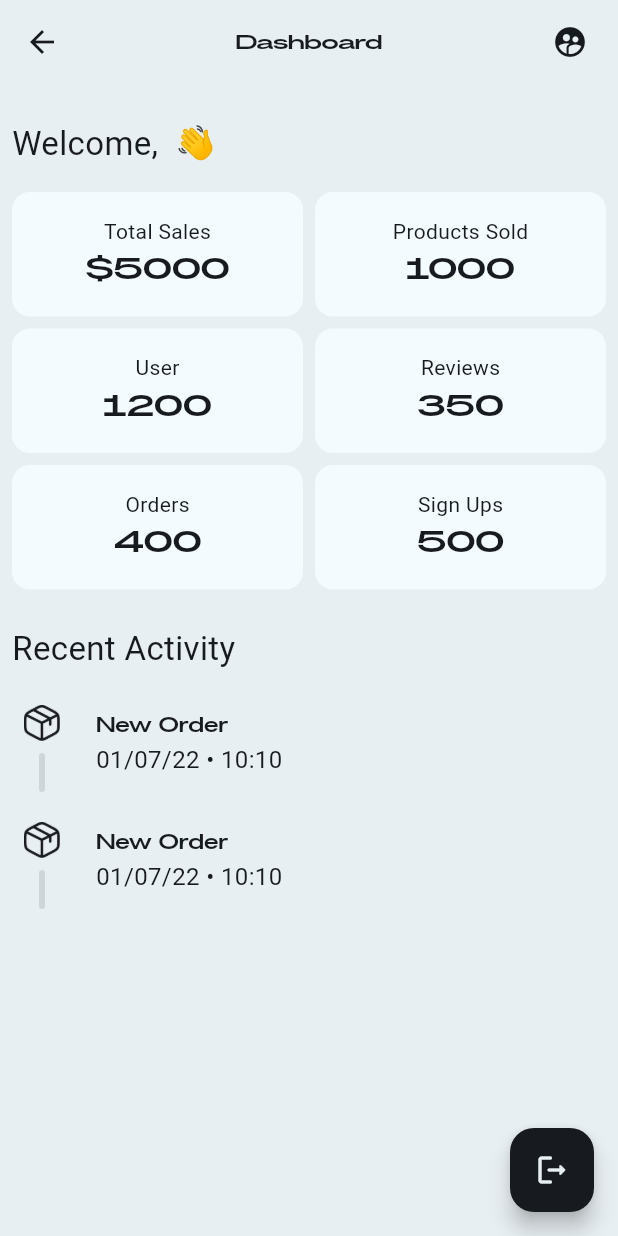
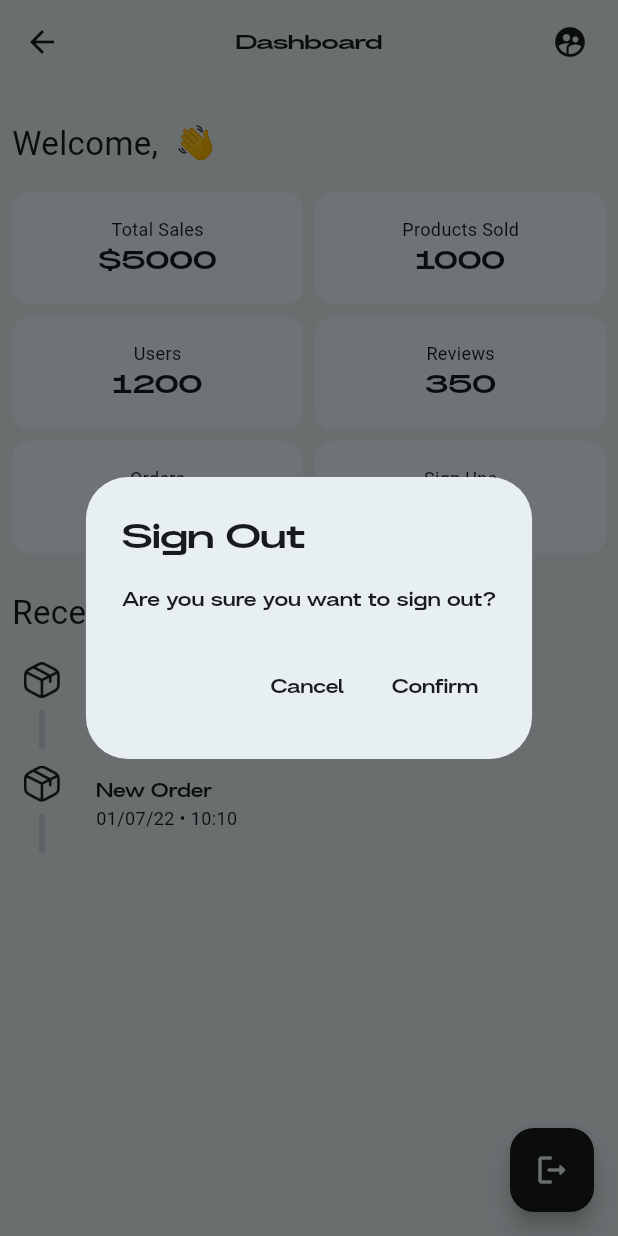
Before and after one commit to MustafaMerchant21/Elite, a Flutter app: the AdminDashboardPage screen opened directly, after a tap on the "logout" icon, on a phone screen of 412 x 824 dp. Run offline on Flutter 3.47's test engine with Material 3 defaults, Android fonts, the light colour scheme and no system bars; our stand-ins replace cloud_firestore, firebase_auth, firebase_core, firebase_database, firebase_storage, flutter_bloc and 5 more; accounts and stored records are empty; Roboto replaces fonts that are missing (Britanica Semi Expanded Bold, Britanica Semi Expanded Heavy); project files that could hold a hidden picture were left out.

Commit message:
Made dashboard dynamic and  made some more changes

```diff
--- a/lib/features/Admin/Admin Dashboard/presentation/pages/admin_dashboard_page.dart
+++ b/lib/features/Admin/Admin Dashboard/presentation/pages/admin_dashboard_page.dart
@@ -3,6 +3,8 @@ import 'package:elite/core/constants.dart';
 import 'package:elite/core/theme/palette.dart';
 import 'package:elite/features/Admin/Admin%20Dashboard/presentation/widgets/admin_dashboard_card.dart';
 import 'package:elite/features/auth/presentation/pages/admin_users_page.dart';
+import 'package:elite/features/auth/presentation/pages/login_page.dart';
+import 'package:elite/features/auth/presentation/widgets/dialogue_box.dart';
 import 'package:firebase_auth/firebase_auth.dart';
 import 'package:flutter/cupertino.dart';
 import 'package:flutter/material.dart';
@@ -20,8 +22,13 @@ class AdminDashboardPage extends StatefulWidget {
 class _AdminDashboardPageState extends State<AdminDashboardPage> {
   late Future<void> _fetchDataFuture;
   List<DocumentSnapshot> _data = [];
+  bool isLoading = false;
 
-  static _rActivityItem([String event = 'New Order', String date = '01/07/22', String time = '10:10']) => Row(
+  static _rActivityItem(
+          [String event = 'New Order',
+          String date = '01/07/22',
+          String time = '10:10']) =>
+      Row(
         children: [
           Column(
             children: [
@@ -64,7 +71,7 @@ class _AdminDashboardPageState extends State<AdminDashboardPage> {
                       style: TextStyle(
                           color: AppPalette.primaryColor,
                           fontFamily: "$font Semi Expanded Black",
-                      fontSize: 16),
+                          fontSize: 14),
                     ),
                   ),
                   Align(
@@ -74,7 +81,7 @@ class _AdminDashboardPageState extends State<AdminDashboardPage> {
                       style: TextStyle(
                           color: AppPalette.primaryColor,
                           fontFamily: "$font Semi Expanded Bold",
-                      fontSize: 16),
+                          fontSize: 12),
                     ),
                   )
                 ],
@@ -108,11 +115,31 @@ class _AdminDashboardPageState extends State<AdminDashboardPage> {
     await _fetchData();
   }
 
+  void _showSignOutConfirmationDialog() {
+    showDialog(
+      barrierDismissible: true,
+      useSafeArea: true,
+      context: context,
+      builder: (BuildContext context) {
+        return CustomDialogue(
+          title: 'Sign Out',
+          content: 'Are you sure you want to sign out?',
+          onConfirm: () {
+            Navigator.of(context).pop(); // Close the dialog
+            signOut(context);
+          }, isLoading: false,
+        );
+      },
+    );
+  }
+
   @override
   Widget build(BuildContext context) {
-    return Scaffold(
+    return isLoading
+        ? Loading()
+        : Scaffold(
             floatingActionButton: FloatingActionButton(
-        onPressed: signOut,
+              onPressed: () => _showSignOutConfirmationDialog(),
               backgroundColor: AppPalette.primaryColor,
               foregroundColor: AppPalette.backgroundColor,
               child: const Icon(Icons.logout_rounded),
@@ -122,20 +149,27 @@ class _AdminDashboardPageState extends State<AdminDashboardPage> {
               backgroundColor: AppPalette.backgroundColor,
               title: const Text(
                 "Dashboard",
-          style: TextStyle(fontFamily: "$font Expanded Heavy", fontSize: 15),
+                style:
+                    TextStyle(fontFamily: "$font Expanded Heavy", fontSize: 15),
               ),
               centerTitle: true,
               foregroundColor: AppPalette.textColor,
               actions: [
                 Padding(
                   padding: const EdgeInsets.all(8.0),
-            child: IconButton(onPressed: (){
-              Navigator.of(context).push(MaterialPageRoute(builder: (context) => const AdminUsersPage()),);
-            }, icon: Icon(Icons.supervised_user_circle_rounded)),
+                  child: IconButton(
+                      onPressed: () {
+                        Navigator.of(context).push(
+                          MaterialPageRoute(
+                              builder: (context) => const AdminUsersPage()),
+                        );
+                      },
+                      icon: Icon(Icons.supervised_user_circle_rounded)),
                 )
               ],
             ),
-      body: RefreshIndicator(
+            body: Stack(children: [
+              RefreshIndicator(
                 onRefresh: _refresh,
                 color: AppPalette.backgroundColor,
                 backgroundColor: AppPalette.primaryColor,
@@ -147,7 +181,8 @@ class _AdminDashboardPageState extends State<AdminDashboardPage> {
                       child: FutureBuilder<void>(
                         future: _fetchDataFuture,
                         builder: (context, snapshot) {
-                  if (snapshot.connectionState == ConnectionState.waiting) {
+                          if (snapshot.connectionState ==
+                              ConnectionState.waiting) {
                             return Center(
                               child: Column(
                                 mainAxisAlignment: MainAxisAlignment.center,
@@ -165,7 +200,8 @@ class _AdminDashboardPageState extends State<AdminDashboardPage> {
                               ),
                             );
                           } else {
-                    return _dashboardBody(FirebaseAuth.instance.currentUser!);
+                            return _dashboardBody(
+                                FirebaseAuth.instance.currentUser!);
                           }
                         },
                       ),
@@ -173,6 +209,7 @@ class _AdminDashboardPageState extends State<AdminDashboardPage> {
                   ),
                 ),
               ),
+            ]),
           );
   }
 
@@ -210,7 +247,7 @@ class _AdminDashboardPageState extends State<AdminDashboardPage> {
         ),
         const Row(
           children: [
-            AdminDashboardCard(title: "User", value: "1200"),
+            AdminDashboardCard(title: "Users", value: "1200"),
             SizedBox(
               width: 8,
             ),
@@ -255,8 +292,6 @@ class _AdminDashboardPageState extends State<AdminDashboardPage> {
         /// [2. New Login]
         /// [3. New Order]
         /// [4. New Review]
-        ///
-        /// Row > Column*2 > Column*2
         // =====
 
         Column(
@@ -264,12 +299,40 @@ class _AdminDashboardPageState extends State<AdminDashboardPage> {
             _rActivityItem(),
             _rActivityItem(),
           ],
-        )
+        ),
       ],
     );
   }
 
-  signOut() async {
+  signOut(BuildContext context) async {
+    setState(() {
+      isLoading = true;
+    });
+    try {
       await FirebaseAuth.instance.signOut();
+    } catch (e) {
+      print("Error signing out: $e");
+      ScaffoldMessenger.of(context)
+          .showSnackBar(SnackBar(content: Text('Error signing out: $e')));
+    } finally {
+      setState(() {
+        isLoading = false;
+      });
+      Navigator.of(context).pushReplacement(
+        MaterialPageRoute(builder: (context) => const LoginPage()),
+      );
     }
   }
+
+  Widget Loading() {
+    return Center(
+      child: Container(
+        color: AppPalette.backgroundColor.withOpacity(0.5),
+        child: Center(
+          child: LoadingAnimationWidget.horizontalRotatingDots(
+              color: AppPalette.textColor, size: 30),
+        ),
+      ),
+    );
+  }
+}
--- a/lib/features/Admin/Admin Dashboard/presentation/widgets/admin_dashboard_card.dart
+++ b/lib/features/Admin/Admin Dashboard/presentation/widgets/admin_dashboard_card.dart
@@ -9,7 +9,7 @@ class AdminDashboardCard extends StatelessWidget {
   const AdminDashboardCard({super.key, required this.title, required this.value});
   static _textStyle({required bool bold}) => TextStyle(
         color: AppPalette.primaryColor,
-        fontSize: bold ? 22 : 14,
+        fontSize: bold ? 18 : 12,
         fontFamily: bold ? "$font Expanded Heavy" : "$font Semi Expanded Bold",
       );
 
```
Also changed, not shown: 1 other file. Lines whose indentation alone changed are shown as unchanged.
